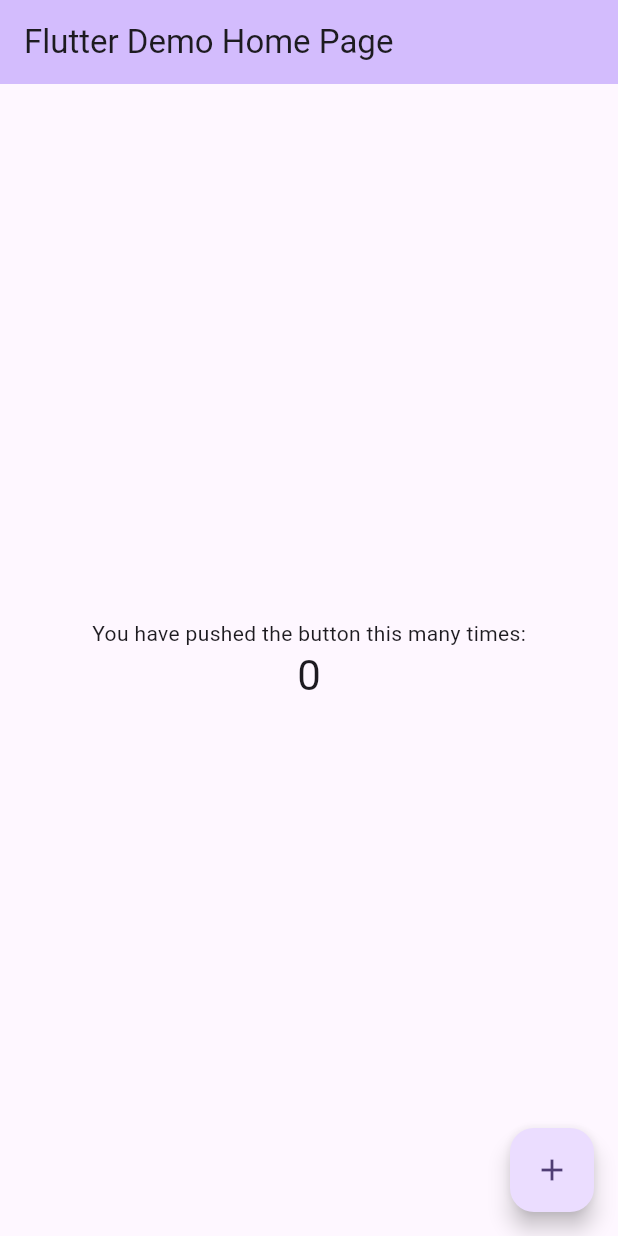
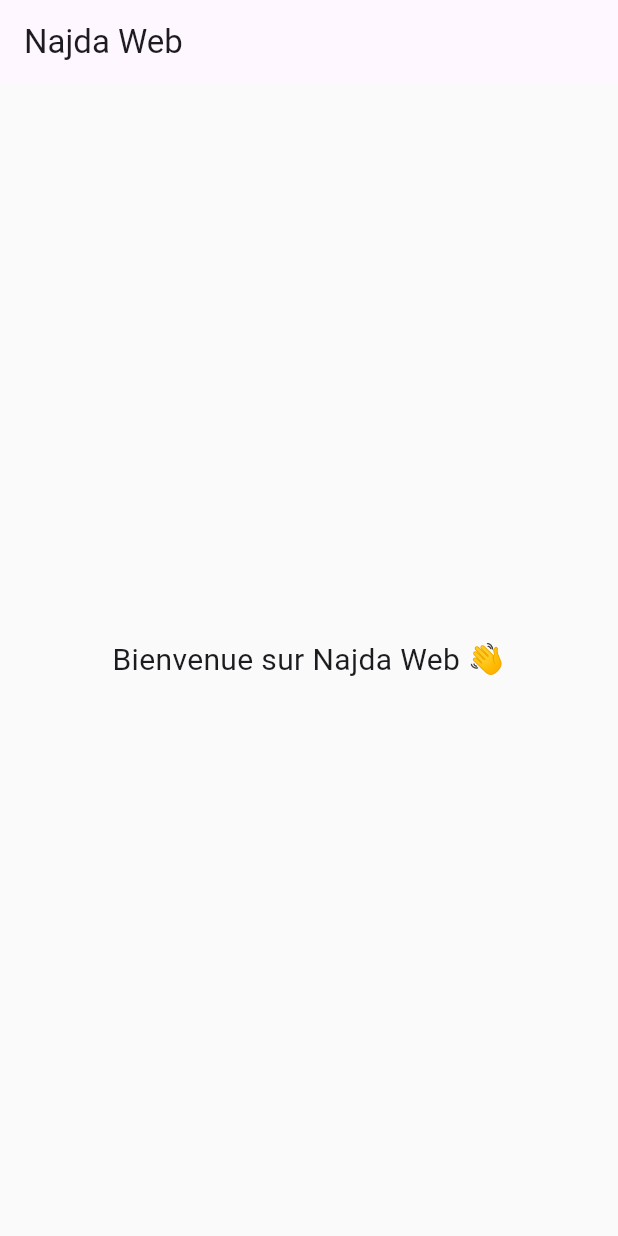
Before and after one commit to NajdaHQ/Najda_Repo, a Flutter app: the screen it shows after launch, on a phone screen of 412 x 824 dp. Run offline on Flutter 3.47's test engine with Material 3 defaults, Android fonts, the phone set to English and light mode, and no system bars; our stand-ins replace flutter_riverpod, go_router.

Commit message:
Configuration Flutter Web (Riverpod, go_router, dotenv, architecture clean)

```diff
--- /dev/null
+++ b/apps/najda_web/lib/features/home/presentation/home_page.dart
@@ -0,0 +1,19 @@
+/// FILE: lib/features/home/presentation/home_page.dart
+import 'package:flutter/material.dart';
+
+class HomePage extends StatelessWidget {
+  const HomePage({super.key});
+
+  @override
+  Widget build(BuildContext context) {
+    return Scaffold(
+      appBar: AppBar(title: const Text('Najda Web')),
+      body: const Center(
+        child: Text(
+          'Bienvenue sur Najda Web 👋',
+          style: TextStyle(fontSize: 20),
+        ),
+      ),
+    );
+  }
+}
--- a/apps/najda_web/lib/main.dart
+++ b/apps/najda_web/lib/main.dart
@@ -1,122 +1,29 @@
+/// FILE: lib/main.dart
 import 'package:flutter/material.dart';
+import 'package:flutter_riverpod/flutter_riverpod.dart';
+import 'router/app_router.dart';
 
 void main() {
-  runApp(const MyApp());
+  runApp(
+    const ProviderScope(
+      child: NajdaApp(),
+    ),
+  );
 }
 
-class MyApp extends StatelessWidget {
-  const MyApp({super.key});
+class NajdaApp extends StatelessWidget {
+  const NajdaApp({super.key});
 
-  // This widget is the root of your application.
   @override
   Widget build(BuildContext context) {
-    return MaterialApp(
-      title: 'Flutter Demo',
+    return MaterialApp.router(
+      title: 'Najda Web',
+      debugShowCheckedModeBanner: false,
       theme: ThemeData(
-        // This is the theme of your application.
-        //
-        // TRY THIS: Try running your application with "flutter run". You'll see
-        // the application has a purple toolbar. Then, without quitting the app,
-        // try changing the seedColor in the colorScheme below to Colors.green
-        // and then invoke "hot reload" (save your changes or press the "hot
-        // reload" button in a Flutter-supported IDE, or press "r" if you used
-        // the command line to start the app).
-        //
-        // Notice that the counter didn't reset back to zero; the application
-        // state is not lost during the reload. To reset the state, use hot
-        // restart instead.
-        //
-        // This works for code too, not just values: Most code changes can be
-        // tested with just a hot reload.
-        colorScheme: .fromSeed(seedColor: Colors.deepPurple),
+        primarySwatch: Colors.indigo,
+        scaffoldBackgroundColor: Colors.grey[50],
       ),
-      home: const MyHomePage(title: 'Flutter Demo Home Page'),
+      routerConfig: appRouter,
     );
   }
 }
-
-class MyHomePage extends StatefulWidget {
-  const MyHomePage({super.key, required this.title});
-
-  // This widget is the home page of your application. It is stateful, meaning
-  // that it has a State object (defined below) that contains fields that affect
-  // how it looks.
-
-  // This class is the configuration for the state. It holds the values (in this
-  // case the title) provided by the parent (in this case the App widget) and
-  // used by the build method of the State. Fields in a Widget subclass are
-  // always marked "final".
-
-  final String title;
-
-  @override
-  State<MyHomePage> createState() => _MyHomePageState();
-}
-
-class _MyHomePageState extends State<MyHomePage> {
-  int _counter = 0;
-
-  void _incrementCounter() {
-    setState(() {
-      // This call to setState tells the Flutter framework that something has
-      // changed in this State, which causes it to rerun the build method below
-      // so that the display can reflect the updated values. If we changed
-      // _counter without calling setState(), then the build method would not be
-      // called again, and so nothing would appear to happen.
-      _counter++;
-    });
-  }
-
-  @override
-  Widget build(BuildContext context) {
-    // This method is rerun every time setState is called, for instance as done
-    // by the _incrementCounter method above.
-    //
-    // The Flutter framework has been optimized to make rerunning build methods
-    // fast, so that you can just rebuild anything that needs updating rather
-    // than having to individually change instances of widgets.
-    return Scaffold(
-      appBar: AppBar(
-        // TRY THIS: Try changing the color here to a specific color (to
-        // Colors.amber, perhaps?) and trigger a hot reload to see the AppBar
-        // change color while the other colors stay the same.
-        backgroundColor: Theme.of(context).colorScheme.inversePrimary,
-        // Here we take the value from the MyHomePage object that was created by
-        // the App.build method, and use it to set our appbar title.
-        title: Text(widget.title),
-      ),
-      body: Center(
-        // Center is a layout widget. It takes a single child and positions it
-        // in the middle of the parent.
-        child: Column(
-          // Column is also a layout widget. It takes a list of children and
-          // arranges them vertically. By default, it sizes itself to fit its
-          // children horizontally, and tries to be as tall as its parent.
-          //
-          // Column has various properties to control how it sizes itself and
-          // how it positions its children. Here we use mainAxisAlignment to
-          // center the children vertically; the main axis here is the vertical
-          // axis because Columns are vertical (the cross axis would be
-          // horizontal).
-          //
-          // TRY THIS: Invoke "debug painting" (choose the "Toggle Debug Paint"
-          // action in the IDE, or press "p" in the console), to see the
-          // wireframe for each widget.
-          mainAxisAlignment: .center,
-          children: [
-            const Text('You have pushed the button this many times:'),
-            Text(
-              '$_counter',
-              style: Theme.of(context).textTheme.headlineMedium,
-            ),
-          ],
-        ),
-      ),
-      floatingActionButton: FloatingActionButton(
-        onPressed: _incrementCounter,
-        tooltip: 'Increment',
-        child: const Icon(Icons.add),
-      ),
-    );
-  }
-}
--- /dev/null
+++ b/apps/najda_web/lib/router/app_router.dart
@@ -0,0 +1,14 @@
+/// FILE: lib/router/app_router.dart
+import 'package:flutter/material.dart';
+import 'package:go_router/go_router.dart';
+import '../features/home/presentation/home_page.dart';
+
+final appRouter = GoRouter(
+  routes: [
+    GoRoute(
+      path: '/',
+      name: 'home',
+      builder: (context, state) => const HomePage(),
+    ),
+  ],
+);
--- a/apps/najda_web/pubspec.yaml
+++ b/apps/najda_web/pubspec.yaml
@@ -34,6 +34,9 @@ dependencies:
   # The following adds the Cupertino Icons font to your application.
   # Use with the CupertinoIcons class for iOS style icons.
   cupertino_icons: ^1.0.8
+  flutter_riverpod: ^3.0.3
+  go_router: ^17.0.1
+  flutter_dotenv: ^6.0.0
 
 dev_dependencies:
   flutter_test:
```
Also changed, not shown: apps/najda_web/pubspec.lock.
